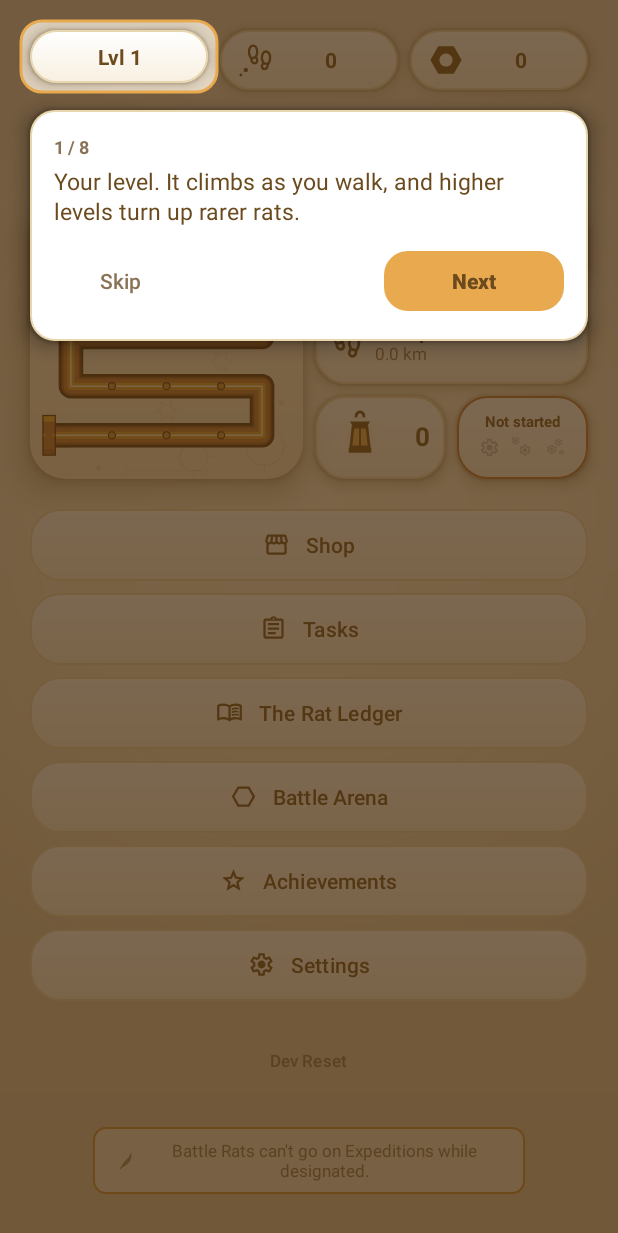
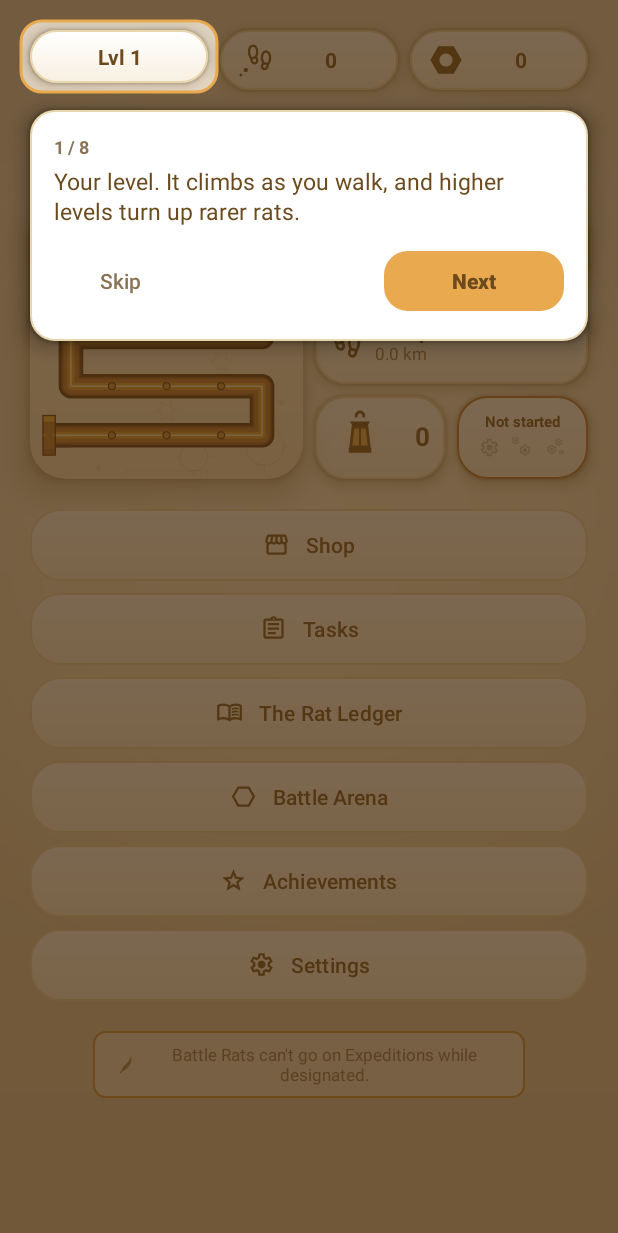
Before and after one commit to jmatts94-gif/RatKingRecon, an Android app: the MainActivity screen opened directly, with no data from a screen before it, on a phone screen of 412 x 824 dp. Shown: the top 1233 px of the screen. Run offline under Robolectric (Android 15) with nearby library versions, the phone set to English and light mode, and no system bars.

Commit message:
Remove the unguarded Dev Reset button from the main screen
It shipped in every build with no BuildConfig.DEBUG gate, wiped the
save on a single tap with no confirmation, and only cleared
SharedPreferences - not the Room database - so hatched rats stayed
in the Ledger while level/steps/currency reset to zero. Settings
already has the real version of this (resetSaveButton -> a
confirmation dialog -> clears prefs and RatRepository.dao().deleteAll()),
so this was redundant debug scaffolding, not a feature to keep.

Co-Authored-By: Claude Sonnet 5 <noreply@anthropic.com>
Claude-Session: https://claude.ai/code/session_01XfUyCV6R71f6kVhTnn4QiL

```diff
--- a/app/src/main/res/layout/activity_main.xml
+++ b/app/src/main/res/layout/activity_main.xml
@@ -685,20 +685,8 @@
             android:outlineSpotShadowColor="@color/shadow_warm"
             tools:targetApi="28" />
 
-        <com.google.android.material.button.MaterialButton
-            android:id="@+id/devResetButton"
-            android:layout_width="wrap_content"
-            android:layout_height="wrap_content"
-            android:layout_marginTop="16dp"
-            android:text="@string/btn_dev_reset"
-            android:textAllCaps="false"
-            android:textSize="11sp"
-            android:textColor="@color/text_muted"
-            app:backgroundTint="@android:color/transparent"
-            app:elevation="0dp" />
-
         <!--
-          A worn scrap-note in the dead space below Dev Reset: ambient flavor
+          A worn scrap-note in the dead space below Settings: ambient flavor
           and tips, cycled and crossfaded by MainActivity's tip ticker.
 
           bg_scrap_note rather than bg_pill_tan or bg_card_muted - no elevation,
--- a/app/src/main/res/values/strings.xml
+++ b/app/src/main/res/values/strings.xml
@@ -96,7 +96,6 @@
     <string name="btn_open_ledger">The Rat Ledger</string>
     <string name="btn_shop">Shop</string>
     <string name="btn_settings">Settings</string>
-    <string name="btn_dev_reset">Dev Reset</string>
 
     <!--
       The three tiles stacked beside the egg. All read existing state; none of
@@ -116,7 +115,7 @@
 
     <!--
       Ambient flavor and tips cycled in the small tile at the foot of the home
-      screen, below Dev Reset. Nothing reads which one is showing, so this list
+      screen, below Settings. Nothing reads which one is showing, so this list
       is edited or extended by changing entries here and nothing else.
     -->
     <string-array name="gameplay_tips">
@@ -276,7 +275,6 @@ RARE DROP: %2$s</string>
     <string name="splice_effect_scavenger">♻️ Scavenger instinct! %1$d Scrap refunded</string>
     <!-- rat name -->
     <string name="toast_hatch_joined">%1$s hatched and joined the Ledger!</string>
-    <string name="toast_game_reset">Game Reset</string>
 
     <!-- Ledger Tasks (timed roster jobs). mission_checking_roster is shared with
          the Contract Board dialog, so it keeps its original name. -->
```
Also changed, not shown: app/src/main/java/io/github/jmatts94/ratkingrecon/MainActivity.kt (+0 -20 lines).
